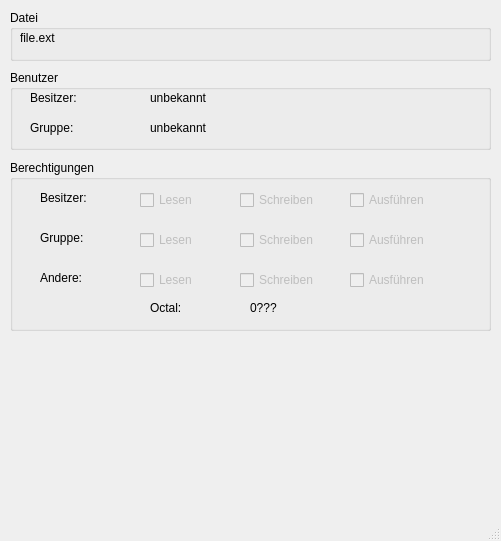
Before: the Qt Designer form fileinfowindow.ui in striezel/qt-commander, drawn with Qt 5.
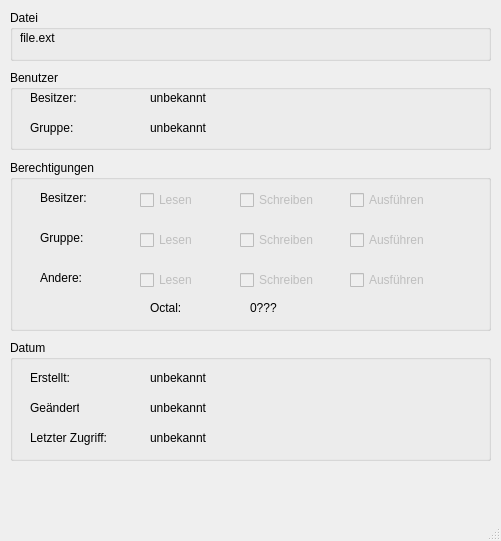
After: the same form once the commit is applied. Icons and pictures are not drawn.

Commit message: add file dates to file information window

The edit to the form file:
```diff
--- a/fileinfowindow.ui
+++ b/fileinfowindow.ui
@@ -330,6 +330,97 @@
      </property>
     </widget>
    </widget>
+   <widget class="QGroupBox" name="gbDates">
+    <property name="geometry">
+     <rect>
+      <x>10</x>
+      <y>340</y>
+      <width>481</width>
+      <height>121</height>
+     </rect>
+    </property>
+    <property name="title">
+     <string>Datum</string>
+    </property>
+    <widget class="QLabel" name="lblBirth">
+     <property name="geometry">
+      <rect>
+       <x>20</x>
+       <y>30</y>
+       <width>49</width>
+       <height>16</height>
+      </rect>
+     </property>
+     <property name="text">
+      <string>Erstellt:</string>
+     </property>
+    </widget>
+    <widget class="QLabel" name="lblBirthValue">
+     <property name="geometry">
+      <rect>
+       <x>140</x>
+       <y>30</y>
+       <width>331</width>
+       <height>16</height>
+      </rect>
+     </property>
+     <property name="text">
+      <string>unbekannt</string>
+     </property>
+    </widget>
+    <widget class="QLabel" name="lblModofied">
+     <property name="geometry">
+      <rect>
+       <x>20</x>
+       <y>60</y>
+       <width>49</width>
+       <height>16</height>
+      </rect>
+     </property>
+     <property name="text">
+      <string>Geändert:</string>
+     </property>
+    </widget>
+    <widget class="QLabel" name="lblModifiedValue">
+     <property name="geometry">
+      <rect>
+       <x>140</x>
+       <y>60</y>
+       <width>331</width>
+       <height>16</height>
+      </rect>
+     </property>
+     <property name="text">
+      <string>unbekannt</string>
+     </property>
+    </widget>
+    <widget class="QLabel" name="lblAccessed">
+     <property name="geometry">
+      <rect>
+       <x>20</x>
+       <y>90</y>
+       <width>101</width>
+       <height>16</height>
+      </rect>
+     </property>
+     <property name="text">
+      <string>Letzter Zugriff:</string>
+     </property>
+    </widget>
+    <widget class="QLabel" name="lblAccessedValue">
+     <property name="geometry">
+      <rect>
+       <x>140</x>
+       <y>90</y>
+       <width>331</width>
+       <height>16</height>
+      </rect>
+     </property>
+     <property name="text">
+      <string>unbekannt</string>
+     </property>
+    </widget>
+   </widget>
   </widget>
   <widget class="QMenuBar" name="menubar">
    <property name="geometry">
```
The commit also changes 1 other file.
